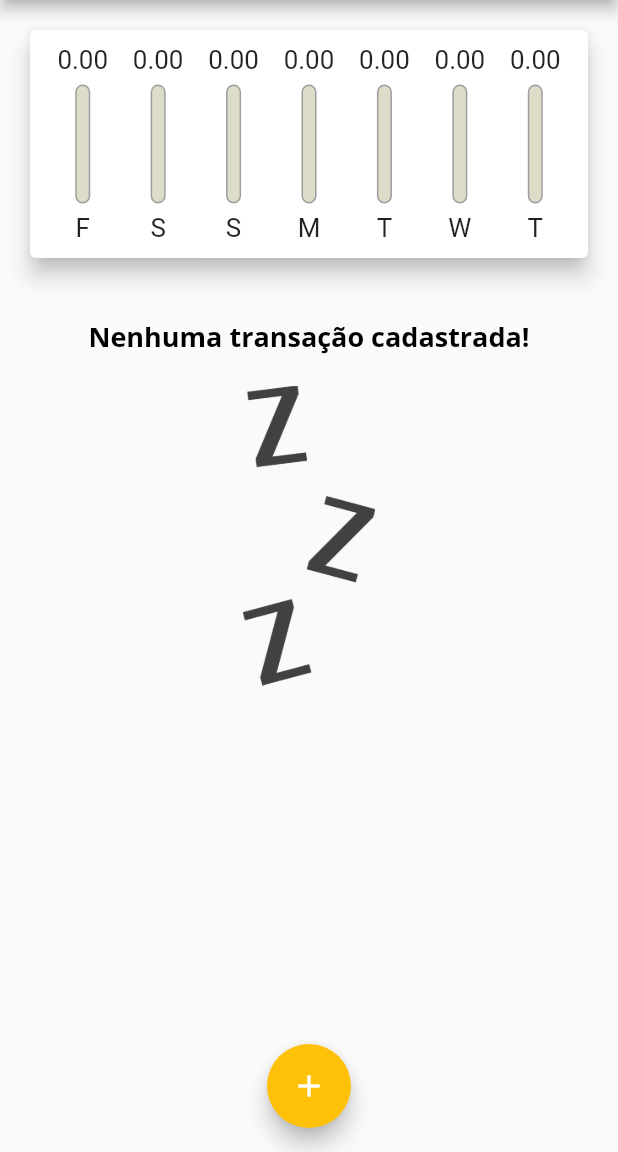
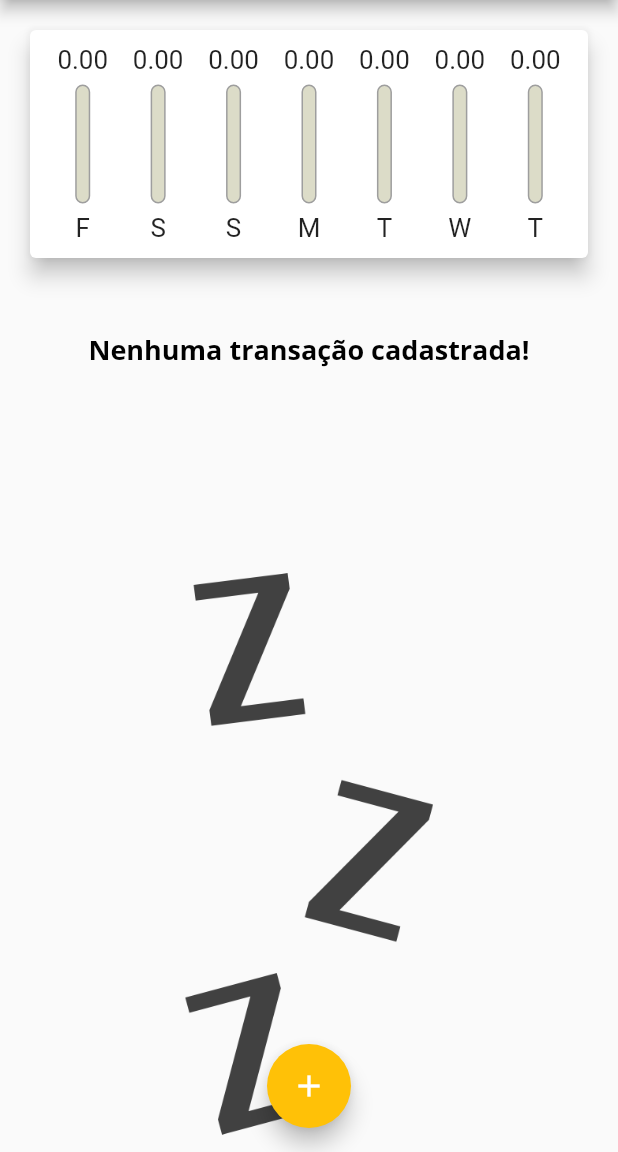
Before and after one commit to pedrohns/Projeto-Despesas, a Flutter app: the screen it shows after launch, on a phone screen of 412 x 824 dp, the part 84-1236 px from its top. Run offline on Flutter 3.47's test engine with Material 2 defaults, Android fonts, the phone set to English and light mode, and no system bars.

```diff
--- a/lib/components/transaction_list.dart
+++ b/lib/components/transaction_list.dart
@@ -11,26 +11,33 @@ class TransactionList extends StatelessWidget {
   @override
   Widget build(BuildContext context) {
     return transactions.isEmpty
-        ? Column(
+        ? LayoutBuilder(
+            builder: (ctx, constraints) {
+              return Column(
                 children: [
                   SizedBox(
-                height: 20,
+                    height: constraints.maxHeight * 0.05,
                   ),
-              Text(
+                  Container(
+                    height: constraints.maxHeight * 0.25,
+                    child: Text(
                       'Nenhuma transação cadastrada!',
                       style: Theme.of(context).textTheme.headline6,
                     ),
+                  ),
                   SizedBox(
-                height: 20,
+                    height: constraints.maxHeight * 0.03,
                   ),
                   Container(
-                height: 200,
+                    height: constraints.maxHeight * 0.65,
                     child: Image.asset(
                       'assets/img/waiting.png',
                       fit: BoxFit.cover,
                     ),
                   )
                 ],
+              );
+            },
           )
         : ListView.builder(
             itemCount: transactions.length,
```
Lines whose indentation alone changed are shown as unchanged.
